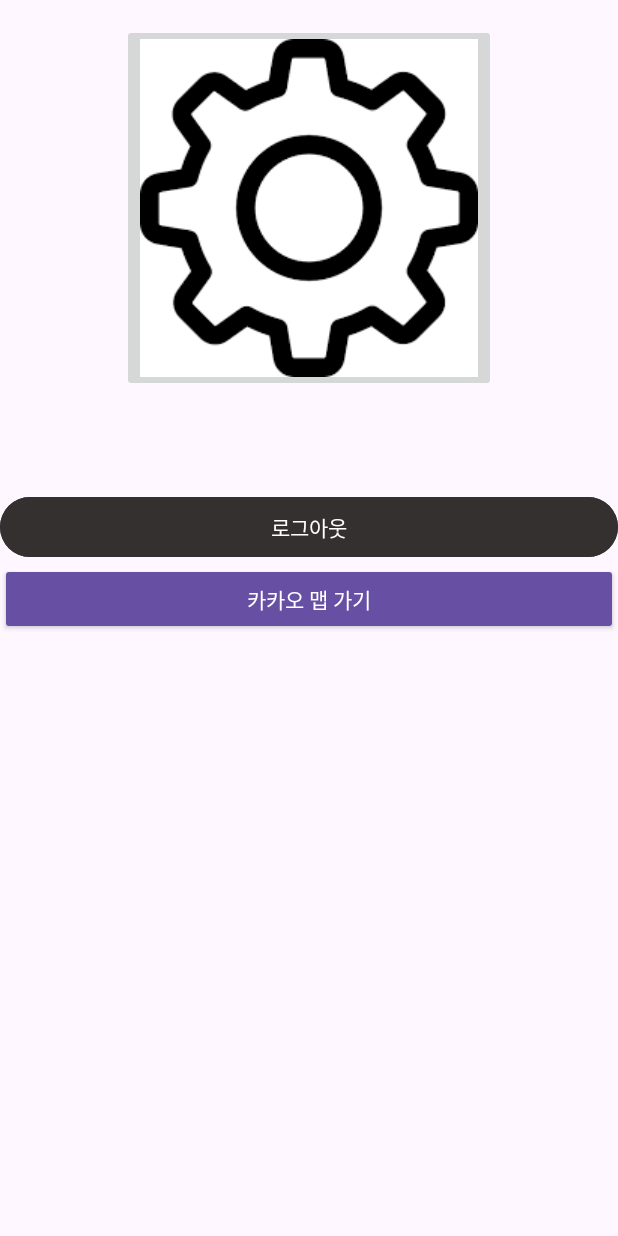
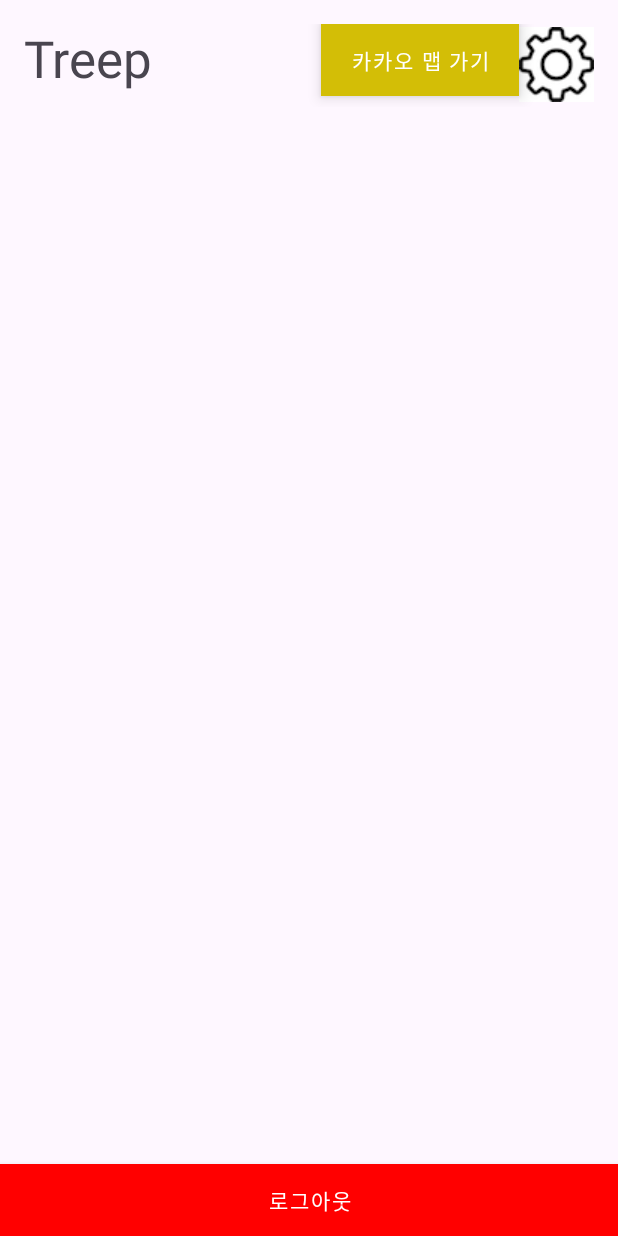
Before and after one commit to ChanHyuckYou/Treep, an Android app: the MainActivity screen opened directly, with no data from a screen before it, on a phone screen of 412 x 824 dp. Run offline under Robolectric (Android 15) with nearby library versions, the phone set to English and light mode, and no system bars; libraries missing offline, so code that uses them is left out: com.kakao.sdk.

Commit message:
11.20 Commit

```diff
--- a/app/src/main/res/layout/activity_main.xml
+++ b/app/src/main/res/layout/activity_main.xml
@@ -8,19 +8,41 @@
     tools:context=".MainActivity">
 
     <LinearLayout
-        android:layout_width="wrap_content"
-        android:layout_height="wrap_content"
+        android:layout_width="match_parent"
+        android:layout_height="55dp"
         android:layout_margin="16dp"
-        android:orientation="vertical">
+        android:orientation="horizontal">
 
-        <ImageButton
-            android:id="@+id/setting_button"
+        <TextView
+            android:id="@+id/textView2"
+            android:layout_width="wrap_content"
+            android:layout_height="wrap_content"
+            android:text="Treep"
+            android:textSize="34sp" />
+
+        <LinearLayout
             android:layout_width="match_parent"
             android:layout_height="match_parent"
-            android:layout_weight="1"
+            android:gravity="right"
+            android:orientation="horizontal">
 
-            android:contentDescription="TODO"
-            android:src="@drawable/setting" />
+            <Button
+                android:id="@+id/kakaoMap"
+                style="@style/Widget.MaterialComponents.ExtendedFloatingActionButton"
+                android:layout_width="wrap_content"
+                android:layout_height="wrap_content"
+                android:layout_gravity="right"
+                android:backgroundTint="#D3BE06"
+                android:text="카카오 맵 가기" />
+
+            <ImageButton
+                android:id="@+id/setting_button"
+                android:layout_width="50dp"
+                android:layout_height="53dp"
+                android:layout_gravity="right"
+                android:contentDescription="TODO"
+                android:src="@drawable/setting" />
+        </LinearLayout>
 
     </LinearLayout>
 
@@ -28,23 +50,16 @@
         android:layout_width="match_parent"
         android:layout_height="match_parent"
         android:layout_marginTop="50dp"
+        android:gravity="bottom"
         android:orientation="vertical">
 
         <Button
             android:id="@+id/logout_button"
-            style="@style/Widget.Material3.Button"
+            style="@style/Widget.MaterialComponents.ExtendedFloatingActionButton"
             android:layout_width="match_parent"
             android:layout_height="wrap_content"
-            android:layout_gravity="bottom|right"
-            android:backgroundTint="#353030"
+            android:backgroundTint="#FF0000"
             android:text="로그아웃" />
-
-        <Button
-            android:id="@+id/kakaoMap"
-            style="@style/Widget.AppCompat.Button"
-            android:layout_width="match_parent"
-            android:layout_height="wrap_content"
-            android:text="카카오 맵 가기" />
     </LinearLayout>
 
 </LinearLayout>
```
Also changed, not shown: app/src/main/res/layout/activity_restmap.xml (deleted, +0 -98 lines), app/src/main/res/drawable/setting.png.
